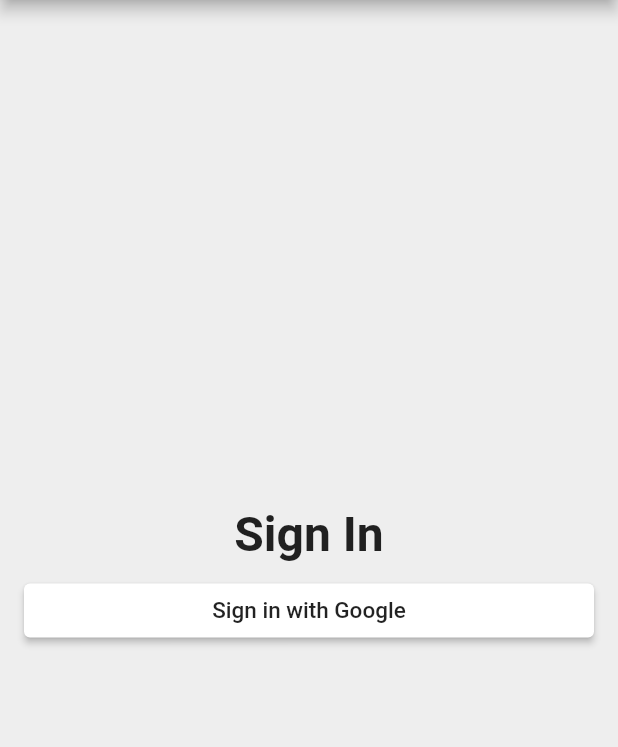
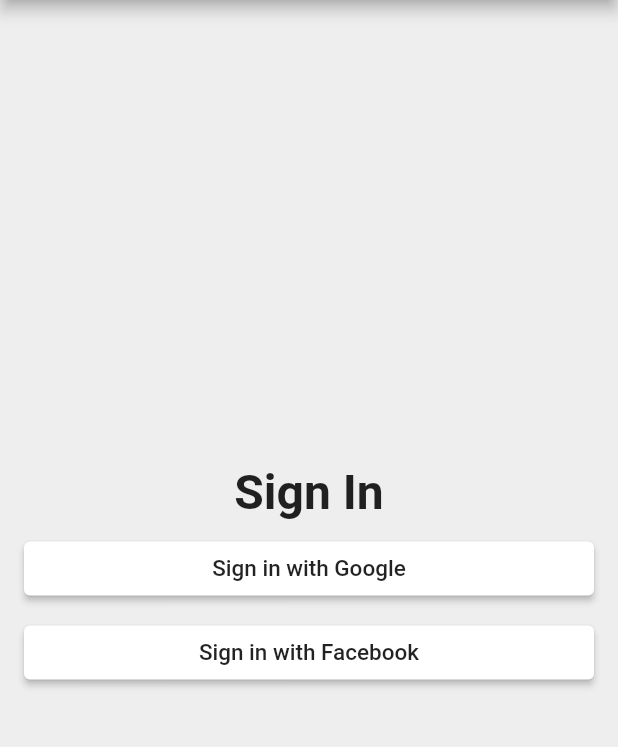
Before and after one commit to westsider/time_tracker_flutter_course, a Flutter app: the screen it shows after launch, on a phone screen of 412 x 824 dp, the part 84-831 px from its top. Run offline on Flutter 3.47's test engine with Material 2 defaults, Android fonts, the phone set to English and light mode, and no system bars.

Commit message:
added custom raised button

```diff
--- /dev/null
+++ b/lib/Common_Widgets/CustomElevatedButton.dart
@@ -0,0 +1,29 @@
+import 'package:flutter/material.dart';
+
+class CustomRaisedButton extends StatelessWidget {
+  CustomRaisedButton({
+    this.child,
+    this.color,
+    required this.borderRadius,
+    this.onPressed,
+});
+  final Widget? child;
+  final Color? color;
+  final double borderRadius;
+  final VoidCallback? onPressed;
+
+  @override
+  Widget build(BuildContext context) {
+    return ElevatedButton(
+      onPressed: onPressed,
+      child: child,
+      style: ElevatedButton.styleFrom(
+          primary: color,
+          onPrimary: Colors.black87,
+          shape: RoundedRectangleBorder(
+              borderRadius: BorderRadius.all(
+            Radius.circular(borderRadius),
+          ))),
+    );
+  }
+}
--- a/lib/app/sign_in/sign_in_page.dart
+++ b/lib/app/sign_in/sign_in_page.dart
@@ -1,4 +1,5 @@
 import 'package:flutter/material.dart';
+import 'package:time_tracker_flutter_course/Common_Widgets/CustomElevatedButton.dart';
 
 class SignInPage extends StatelessWidget {
   @override
@@ -39,14 +40,25 @@ class SignInPage extends StatelessWidget {
               ),
             ),
             style: ElevatedButton.styleFrom(
-              primary: Colors.white,
-              onPrimary: Colors.black87,
-              shape: RoundedRectangleBorder(
-                borderRadius: BorderRadius.all(
+                primary: Colors.white,
+                onPrimary: Colors.black87,
+                shape: RoundedRectangleBorder(
+                    borderRadius: BorderRadius.all(
                   Radius.circular(4.0),
-                )
-              )
+                ))),
+          ),
+          SizedBox(height: 8.0),
+          CustomRaisedButton(
+            child: Text(
+              'Sign in with Facebook',
+              style: TextStyle(
+                color: Colors.black87,
+                fontSize: 15.0,
+              ),
             ),
+            color: Colors.white,
+            borderRadius: 4.0,
+            onPressed: () {},
           ),
         ],
       ),
```
